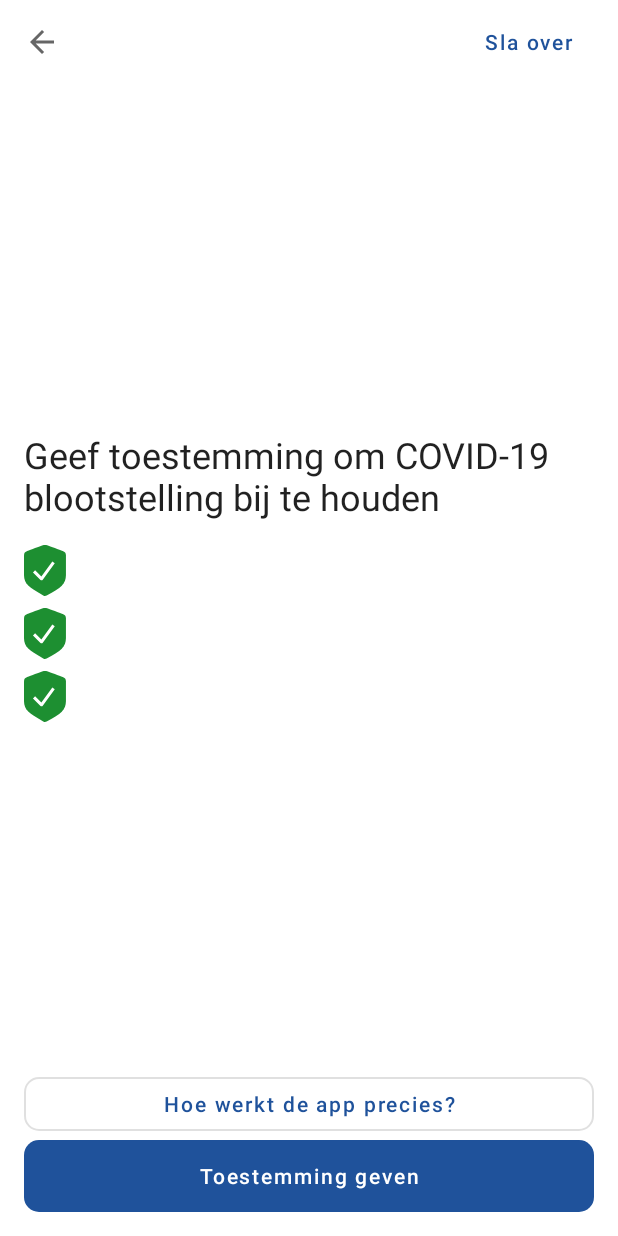
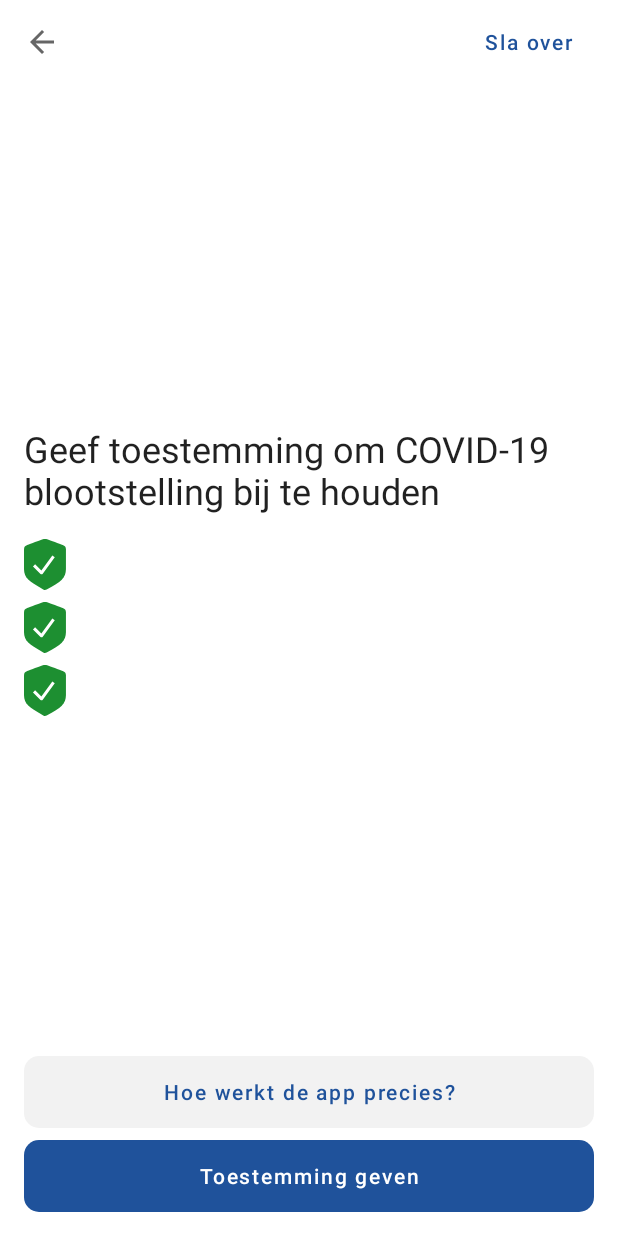
Before and after one commit to minvws/nl-covid19-notification-app-android, an Android app: the layout fragment_enable_api.xml on its own in the app's theme, with its tools: preview values and no code run, on a phone screen of 412 x 824 dp. Run offline under Robolectric (Android 15) with nearby library versions, the phone set to English and light mode, and no system bars.

```diff
--- a/app/src/main/java/nl/rijksoverheid/en/onboarding/ExplanationFragment.kt
+++ b/app/src/main/java/nl/rijksoverheid/en/onboarding/ExplanationFragment.kt
@@ -8,6 +8,7 @@ package nl.rijksoverheid.en.onboarding
 
 import android.os.Bundle
 import android.view.View
+import androidx.activity.addCallback
 import androidx.core.app.SharedElementCallback
 import androidx.navigation.fragment.FragmentNavigatorExtras
 import androidx.navigation.fragment.findNavController
@@ -58,6 +59,7 @@ class ExplanationFragment : BaseFragment(R.layout.fragment_explanation) {
             })
         }
     }
+
     override fun onViewCreated(view: View, savedInstanceState: Bundle?) {
         super.onViewCreated(view, savedInstanceState)
         val binding = FragmentExplanationBinding.bind(view)
@@ -76,12 +78,14 @@ class ExplanationFragment : BaseFragment(R.layout.fragment_explanation) {
         if (navController.currentDestination?.id == navController.currentDestination?.parent?.startDestination) {
             enterTransition = null
             binding.toolbar.navigationIcon = null
+            activity?.onBackPressedDispatcher?.addCallback(viewLifecycleOwner) {
+                activity?.finish()
+            }
         }
 
         binding.next.setOnClickListener {
             navController.navigate(
                 ExplanationFragmentDirections.actionNext(), FragmentNavigatorExtras(
-                    binding.next to binding.next.transitionName,
                     binding.toolbar to binding.toolbar.transitionName
                 )
             )
--- a/app/src/main/res/layout/fragment_enable_api.xml
+++ b/app/src/main/res/layout/fragment_enable_api.xml
@@ -35,7 +35,7 @@
             android:layout_height="0dp"
             android:transitionGroup="true"
             android:transitionName="content"
-            app:layout_constraintBottom_toTopOf="@id/request"
+            app:layout_constraintBottom_toBottomOf="parent"
             app:layout_constraintTop_toBottomOf="@id/toolbar">
 
             <TextView
@@ -96,31 +96,30 @@
 
             <Button
                 android:id="@+id/explanation"
-                style="@style/Widget.MaterialComponents.Button.OutlinedButton"
+                style="@style/Widget.App.Button.Secondary"
                 android:layout_width="0dp"
                 android:layout_height="wrap_content"
                 android:layout_marginStart="@dimen/activity_horizontal_margin"
                 android:layout_marginTop="16dp"
                 android:layout_marginEnd="@dimen/activity_horizontal_margin"
+                android:layout_marginBottom="8dp"
                 android:text="@string/onboarding_consent_explain"
-                app:layout_constraintBottom_toBottomOf="parent"
+                app:layout_constraintBottom_toTopOf="@id/request"
                 app:layout_constraintEnd_toEndOf="parent"
                 app:layout_constraintStart_toStartOf="parent" />
-        </androidx.constraintlayout.widget.ConstraintLayout>
 
             <Button
                 android:id="@+id/request"
                 android:layout_width="0dp"
                 android:layout_height="wrap_content"
                 android:layout_marginStart="@dimen/activity_horizontal_margin"
-            android:layout_marginTop="8dp"
                 android:layout_marginEnd="@dimen/activity_horizontal_margin"
                 android:layout_marginBottom="@dimen/activity_vertical_margin"
                 android:text="@string/onboarding_consent_request"
-            android:transitionName="next_button"
                 app:layout_constraintBottom_toBottomOf="parent"
                 app:layout_constraintEnd_toEndOf="parent"
                 app:layout_constraintStart_toStartOf="parent" />
+        </androidx.constraintlayout.widget.ConstraintLayout>
 
     </androidx.constraintlayout.widget.ConstraintLayout>
 </layout>
--- a/app/src/main/res/layout/fragment_explanation.xml
+++ b/app/src/main/res/layout/fragment_explanation.xml
@@ -21,7 +21,7 @@
         android:layout_height="0dp"
         android:transitionGroup="true"
         android:transitionName="content"
-        app:layout_constraintBottom_toTopOf="@+id/next"
+        app:layout_constraintBottom_toBottomOf="parent"
         app:layout_constraintEnd_toEndOf="parent"
         app:layout_constraintStart_toStartOf="parent"
         app:layout_constraintTop_toBottomOf="@id/toolbar">
@@ -65,7 +65,6 @@
             app:layout_constraintStart_toStartOf="parent"
             app:layout_constraintTop_toBottomOf="@id/headline" />
 
-    </androidx.constraintlayout.widget.ConstraintLayout>
         <Button
             android:id="@+id/next"
             android:layout_width="0dp"
@@ -74,8 +73,9 @@
             android:layout_marginEnd="@dimen/activity_horizontal_margin"
             android:layout_marginBottom="@dimen/activity_vertical_margin"
             android:text="@string/onboarding_next"
-        android:transitionName="next_button"
             app:layout_constraintBottom_toBottomOf="parent"
             app:layout_constraintEnd_toEndOf="parent"
             app:layout_constraintStart_toStartOf="parent" />
+
     </androidx.constraintlayout.widget.ConstraintLayout>
+</androidx.constraintlayout.widget.ConstraintLayout>
--- a/app/src/main/res/navigation/nav_onboarding.xml
+++ b/app/src/main/res/navigation/nav_onboarding.xml
@@ -101,7 +101,7 @@
         tools:layout="@layout/fragment_enable_api">
         <action
             android:id="@+id/action_explain"
-            app:destination="@id/nav_how_it_works" />
+            app:destination="@id/nav_how_it_works"/>
     </fragment>
 
     <fragment
--- a/app/src/main/res/values/colors.xml
+++ b/app/src/main/res/values/colors.xml
@@ -1,6 +1,8 @@
 <?xml version="1.0" encoding="utf-8"?>
 <resources>
     <color name="color_primary">#1F529B</color>
+    <color name="color_secondary">#F2F2F2</color>
+    <color name="color_secondary_variant">#DDDDDD</color>
     <color name="notification_status">#F6F6FA</color>
     <color name="notification_status_active">#34C759</color>
     <color name="notification_status_exposed">#EA7A3B</color>
--- a/app/src/main/res/values/styles.xml
+++ b/app/src/main/res/values/styles.xml
@@ -1,8 +1,17 @@
 <resources>
 
-    <style name="Widget.App.Button.UnelevatedButton" parent="@style/Widget.MaterialComponents.Button.UnelevatedButton">
+    <style name="Widget.App.Button.Primary" parent="@style/Widget.MaterialComponents.Button.UnelevatedButton">
         <item name="android:insetTop">0dp</item>
         <item name="android:insetBottom">0dp</item>
     </style>
 
+    <style name="Widget.App.Button.Secondary" parent="Widget.App.Button.Primary">
+        <item name="materialThemeOverlay">@style/ThemeOverlay.App.Button.Secondary</item>
+        <item name="rippleColor">?attr/colorSecondaryVariant</item>
+    </style>
+
+    <style name="ThemeOverlay.App.Button.Secondary" parent="">
+        <item name="colorPrimary">@color/color_secondary</item>
+        <item name="colorOnPrimary">@color/color_primary</item>
+    </style>
 </resources>
--- a/app/src/main/res/values/themes.xml
+++ b/app/src/main/res/values/themes.xml
@@ -12,9 +12,11 @@
     <style name="AppTheme" parent="Theme.MaterialComponents.Light.NoActionBar">
         <item name="textAppearanceButton">@style/TextAppearance.App.Button</item>
         <item name="toolbarStyle">@style/Widget.MaterialComponents.Toolbar.Surface</item>
-        <item name="materialButtonStyle">@style/Widget.App.Button.UnelevatedButton</item>
+        <item name="materialButtonStyle">@style/Widget.App.Button.Primary</item>
         <item name="shapeAppearanceSmallComponent">@style/ShapeAppearance.App.SmallComponent</item>
         <item name="colorPrimary">@color/color_primary</item>
+        <item name="colorSecondary">@color/color_secondary</item>
+        <item name="colorSecondaryVariant">@color/color_secondary_variant</item>
         <item name="android:statusBarColor">?attr/colorSurface</item>
         <item name="android:windowLightStatusBar">true</item>
     </style>
```
Also changed, not shown: app/src/main/java/nl/rijksoverheid/en/ViewModelFactory.kt (+9 -0 lines), app/src/main/java/nl/rijksoverheid/en/factory/repositories.kt (+7 -0 lines), app/src/main/java/nl/rijksoverheid/en/onboarding/EnableApiFragment.kt (+14 -5 lines), app/src/main/java/nl/rijksoverheid/en/onboarding/EnableApiViewModel.kt (added, +21 -0 lines), app/src/main/java/nl/rijksoverheid/en/onboarding/OnboardingRepository.kt (added, +23 -0 lines), app/src/main/java/nl/rijksoverheid/en/status/StatusFragment.kt (+8 -4 lines), app/src/main/java/nl/rijksoverheid/en/status/StatusViewModel.kt (added, +16 -0 lines), app/src/main/res/anim/slide_in_left.xml (deleted, +0 -26 lines), app/src/main/res/anim/slide_in_right.xml (deleted, +0 -26 lines), app/src/main/res/anim/slide_out_left.xml (deleted, +0 -26 lines), app/src/main/res/anim/slide_out_right.xml (deleted, +0 -26 lines). Lines whose indentation alone changed are shown as unchanged.
